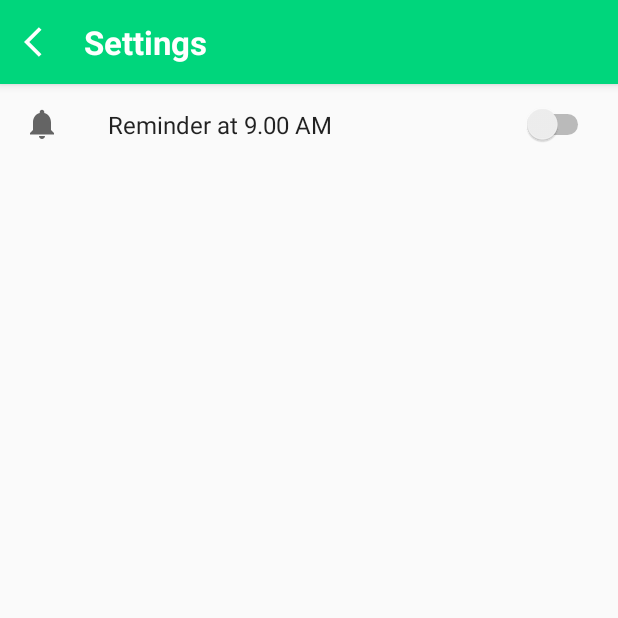
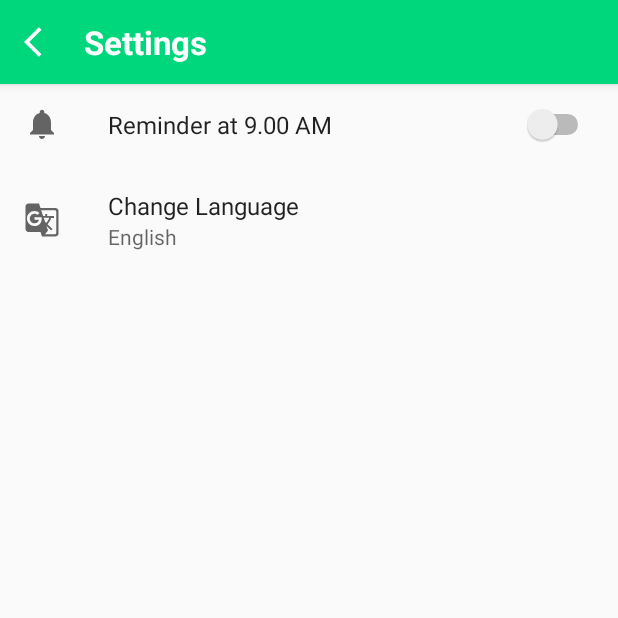
Before and after one commit to ahmadsufyan455/github-user-search, an Android app: the PreferenceFragment screen opened directly, with no data from a screen before it, on a phone screen of 412 x 824 dp, the top half of it. Run offline under Robolectric (Android 15) with nearby library versions, the phone set to English and light mode, and no system bars; our stand-ins replace androidx.preference.

Commit message:
Add Localization

```diff
--- a/app/src/main/java/com/fynzero/finalsubmission/adapter/ViewPagerAdapter.kt
+++ b/app/src/main/java/com/fynzero/finalsubmission/adapter/ViewPagerAdapter.kt
@@ -4,6 +4,7 @@ import android.content.Context
 import androidx.fragment.app.Fragment
 import androidx.fragment.app.FragmentManager
 import androidx.fragment.app.FragmentPagerAdapter
+import com.fynzero.finalsubmission.R
 import com.fynzero.finalsubmission.view.fragment.FollowerFragment
 import com.fynzero.finalsubmission.view.fragment.FollowingFragment
 
@@ -24,8 +25,8 @@ class ViewPagerAdapter(private val context: Context, fm: FragmentManager) :
 
     override fun getPageTitle(position: Int): CharSequence? {
         return when (position) {
-            0 -> "FOLLOWING"
-            else -> "FOLLOWER"
+            0 -> context.resources.getString(R.string.following)
+            else -> context.resources.getString(R.string.follower)
         }
     }
 
--- a/app/src/main/java/com/fynzero/finalsubmission/view/fragment/PreferenceFragment.kt
+++ b/app/src/main/java/com/fynzero/finalsubmission/view/fragment/PreferenceFragment.kt
@@ -1,6 +1,8 @@
 package com.fynzero.finalsubmission.view.fragment
 
+import android.content.Intent
 import android.os.Bundle
+import android.provider.Settings
 import android.widget.Toast
 import androidx.preference.Preference
 import androidx.preference.PreferenceFragmentCompat
@@ -10,6 +12,7 @@ import com.fynzero.finalsubmission.notification.AlarmReceiver
 
 class PreferenceFragment : PreferenceFragmentCompat() {
     private lateinit var switchPreference: SwitchPreference
+    private lateinit var language: Preference
 
     override fun onCreatePreferences(bundle: Bundle?, s: String?) {
         addPreferencesFromResource(R.xml.preferences)
@@ -18,6 +21,7 @@ class PreferenceFragment : PreferenceFragmentCompat() {
 
         switchPreference =
             findPreference(resources.getString(R.string.notification))!!
+        language = findPreference(resources.getString(R.string.language))!!
 
         switchPreference.onPreferenceChangeListener =
             Preference.OnPreferenceChangeListener { _, _ ->
@@ -34,5 +38,11 @@ class PreferenceFragment : PreferenceFragmentCompat() {
                 false
             }
 
+        language.onPreferenceClickListener = Preference.OnPreferenceClickListener {
+            val intent = Intent(Settings.ACTION_LOCALE_SETTINGS)
+            startActivity(intent)
+            false
+        }
+
     }
 }
--- /dev/null
+++ b/app/src/main/res/drawable/ic_baseline_g_translate_24.xml
@@ -0,0 +1,10 @@
+<vector xmlns:android="http://schemas.android.com/apk/res/android"
+    android:width="24dp"
+    android:height="24dp"
+    android:viewportWidth="24"
+    android:viewportHeight="24"
+    android:tint="?attr/colorControlNormal">
+  <path
+      android:fillColor="@android:color/white"
+      android:pathData="M21,4L11,4l-1,-3L3,1c-1.1,0 -2,0.9 -2,2v15c0,1.1 0.9,2 2,2h8l1,3h9c1.1,0 2,-0.9 2,-2L23,6c0,-1.1 -0.9,-2 -2,-2zM7,16c-2.76,0 -5,-2.24 -5,-5s2.24,-5 5,-5c1.35,0 2.48,0.5 3.35,1.3L9.03,8.57c-0.38,-0.36 -1.04,-0.78 -2.03,-0.78 -1.74,0 -3.15,1.44 -3.15,3.21S5.26,14.21 7,14.21c2.01,0 2.84,-1.44 2.92,-2.41L7,11.8v-1.71h4.68c0.07,0.31 0.12,0.61 0.12,1.02C11.8,13.97 9.89,16 7,16zM13.17,10.58h3.7c-0.43,1.25 -1.11,2.43 -2.05,3.47 -0.31,-0.35 -0.6,-0.72 -0.86,-1.1l-0.79,-2.37zM21.5,20.5c0,0.55 -0.45,1 -1,1L14,21.5l2,-2.5 -1.04,-3.1 3.1,3.1 0.92,-0.92 -3.3,-3.25 0.02,-0.02c1.13,-1.25 1.93,-2.69 2.4,-4.22L20,10.59v-1.3h-4.53L15.47,8h-1.29v1.29h-1.44L11.46,5.5h9.04c0.55,0 1,0.45 1,1v14z"/>
+</vector>
--- a/app/src/main/res/values/strings.xml
+++ b/app/src/main/res/values/strings.xml
@@ -7,8 +7,8 @@
     <string name="username">ahmadsufyan455</string>
     <string name="location">Pringgabaya, Lombok Timur, Nusa Tenggara Barat</string>
     <string name="blog">https://ahmadsufyan.my.id</string>
-    <string name="no_result_found">Opss... No Result Found</string>
-    <string name="offline">Opss.. You\'re Offline</string>
+    <string name="no_result_found">Opss… No Result Found</string>
+    <string name="offline">Opss… You\'re Offline</string>
     <string name="no_follower">\nDon\'t Have Followers</string>
     <string name="no_following">\nNot Following Someone</string>
     <string name="favorite">Favorite User</string>
@@ -22,4 +22,9 @@
     <string name="success_remove_favorite">Successfully removed from favorites</string>
     <string name="reminder_off">Reminder is turned off</string>
     <string name="reminder_on">Reminder is set at 9.00 AM</string>
+    <string name="follower">FOLLOWER</string>
+    <string name="following">FOLLOWING</string>
+    <string name="title_language">Change Language</string>
+    <string name="summary_language">English</string>
+    <string name="language">language</string>
 </resources>
--- a/app/src/main/res/xml/preferences.xml
+++ b/app/src/main/res/xml/preferences.xml
@@ -3,9 +3,15 @@
     xmlns:app="http://schemas.android.com/apk/res-auto">
 
     <SwitchPreference
-        android:defaultValue="false"
-        android:icon="@drawable/ic_baseline_notifications_24"
-        android:title="@string/reminder"
-        app:key="@string/notification" />
+        app:defaultValue="false"
+        app:icon="@drawable/ic_baseline_notifications_24"
+        app:key="@string/notification"
+        app:title="@string/reminder" />
+
+    <Preference
+        app:icon="@drawable/ic_baseline_g_translate_24"
+        app:key="@string/language"
+        app:summary="@string/summary_language"
+        app:title="@string/title_language" />
 
 </PreferenceScreen>
```
Also changed, not shown: 1 other file.
